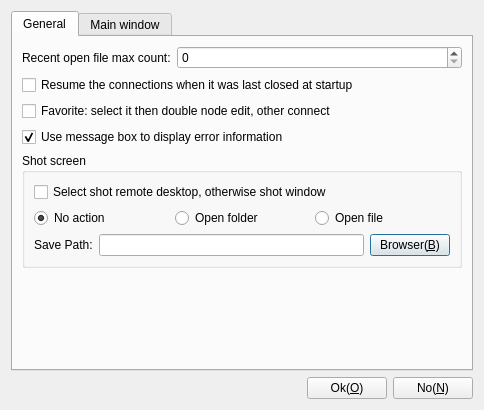
Before: the Qt Designer form App/Client/ParameterDlgSettings.ui in KangLin/RabbitRemoteControl, drawn with Qt 5.
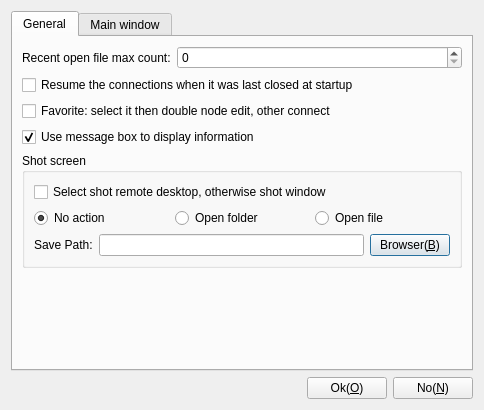
After: the same form once the commit is applied. Icons and pictures are not drawn.

Commit message: Client: add CConnecter::sigShowMessage() signal

Patch:
```diff
--- a/App/Client/ParameterDlgSettings.ui
+++ b/App/Client/ParameterDlgSettings.ui
@@ -178,7 +178,7 @@
        <item row="3" column="0">
         <widget class="QCheckBox" name="cbMessageBoxDisplayInfo">
          <property name="text">
-          <string>Use message box to display error information</string>
+          <string>Use message box to display information</string>
          </property>
          <property name="checked">
           <bool>true</bool>
```
The commit also changes 157 other files.
